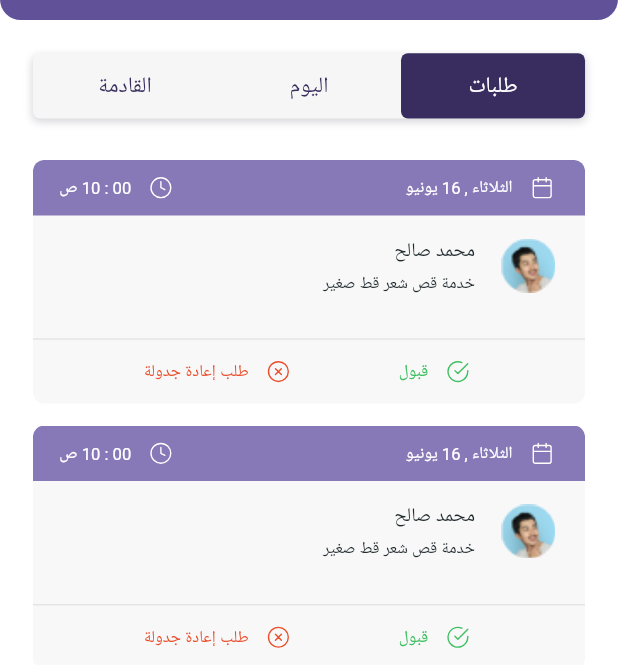
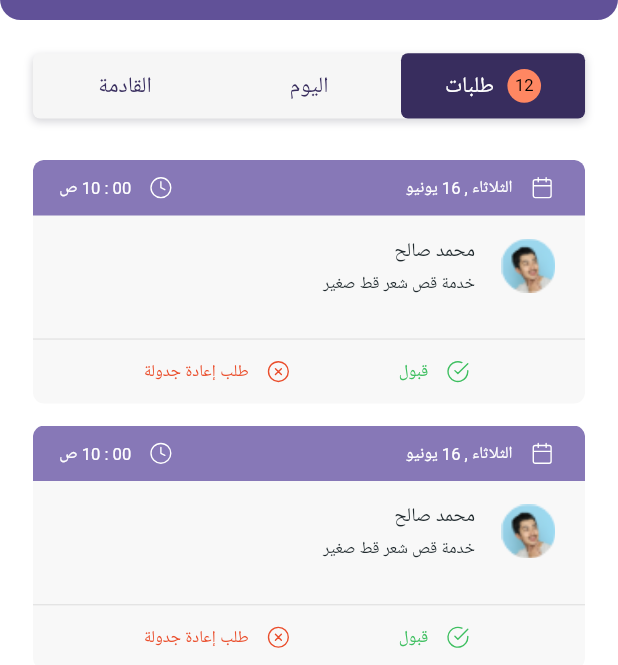
Before and after one commit to MostafaBastawy/Task_Badr, a Flutter app: the screen it shows after launch, item 2 of the bottom bar chosen, on a phone screen of 412 x 824 dp, the part 131-796 px from its top. Run offline on Flutter 3.47's test engine with Material 2 defaults, Android fonts, the phone set to English and light mode, and no system bars; drawn by our look-alikes of salomon_bottom_bar; our stand-ins replace easy_localization, flutter_bloc, flutter_screenutil, flutter_svg, flutter_switch; generated files the repository leaves out were written again; Roboto replaces fonts that are missing (Alexandria).

```diff
--- a/lib/modules/booking_screen/widgets/booking_tabs.dart
+++ b/lib/modules/booking_screen/widgets/booking_tabs.dart
@@ -45,6 +45,26 @@ class _BookingTabsState extends State<BookingTabs> {
                   mainAxisAlignment: MainAxisAlignment.center,
                   crossAxisAlignment: CrossAxisAlignment.center,
                   children: [
+                    if (index == 0) ...[
+                      Container(
+                        padding: const EdgeInsets.all(5),
+                        decoration: const BoxDecoration(
+                          color: ColorsManager.fFF8762,
+                          shape: BoxShape.circle,
+                        ),
+                        child: Center(
+                          child: Text(
+                            '12',
+                            style: TextStyle(
+                              color: ColorsManager.f000000,
+                              fontSize: 12.sp,
+                              fontWeight: FontWeight.w400,
+                            ),
+                          ),
+                        ),
+                      ),
+                      SizedBox(width: 8.w),
+                    ],
                     Text(
                       tabs[index],
                       style: TextStyle(
--- a/lib/utilis/styles/colors_manager.dart
+++ b/lib/utilis/styles/colors_manager.dart
@@ -24,4 +24,5 @@ class ColorsManager {
   static const Color f323247 = Color(0xFF323247);
   static const Color f382D5E = Color(0xFF382D5E);
   static const Color fBDBDBD = Color(0xFFBDBDBD);
+  static const Color fFF8762 = Color(0xFFFF8762);
 }
```
Also changed, not shown: lib/modules/booking_screen/widgets/booking_item.dart (+8 -2 lines).
